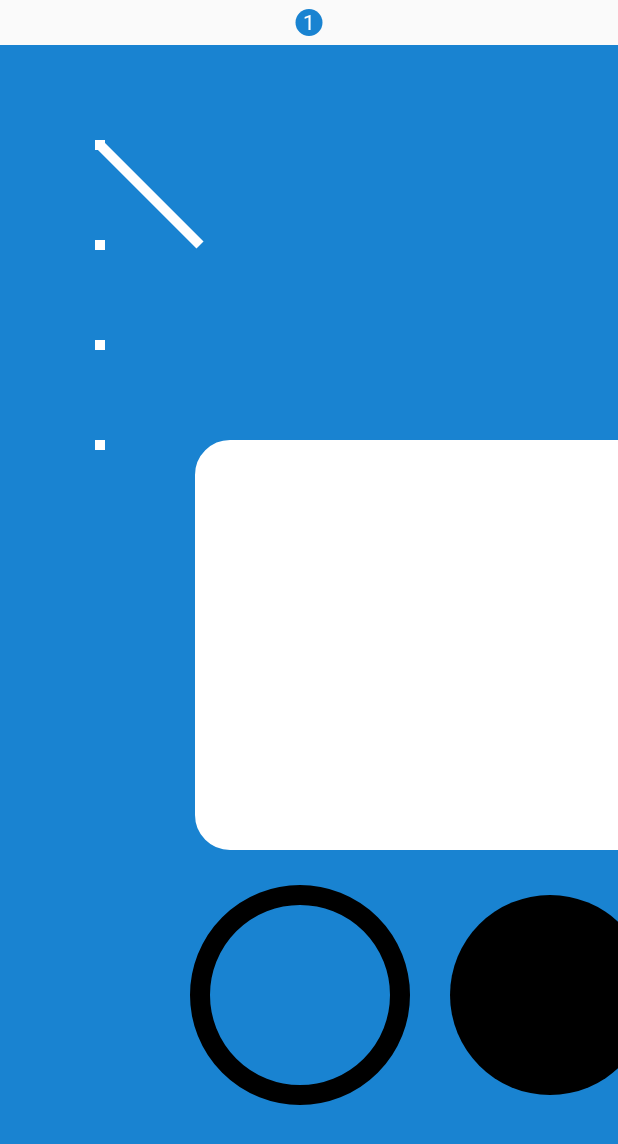
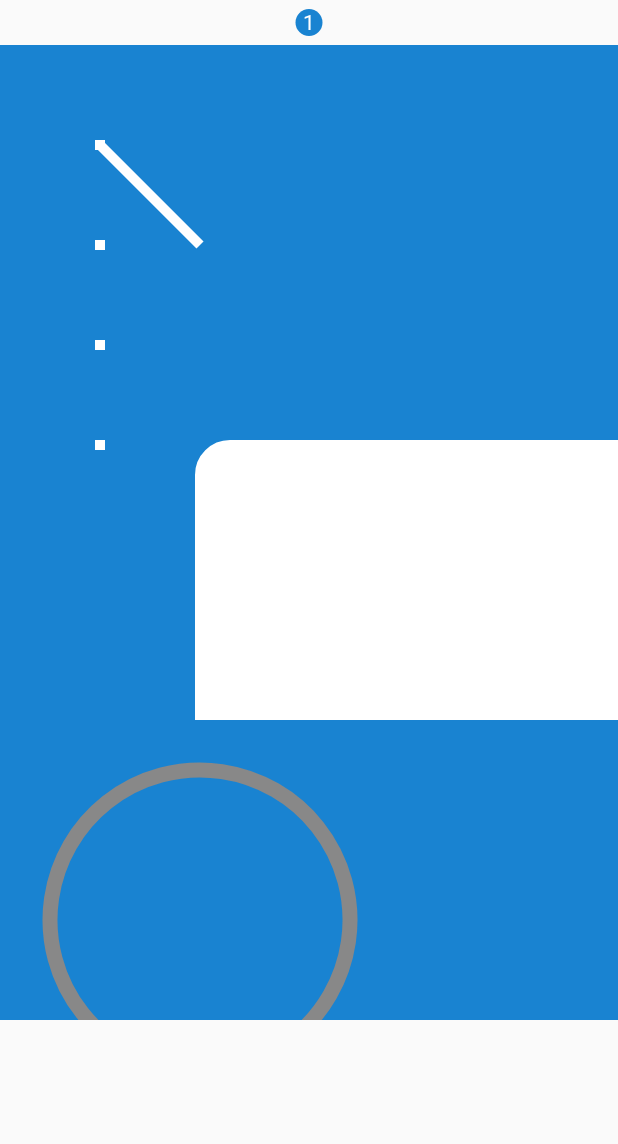
Before and after one commit to JNSSY/Library, an Android app: the CustomerViewActivity screen opened directly, with no data from a screen before it, on a phone screen of 412 x 824 dp. Shown: the top 1144 px of the screen. Run offline under Robolectric (Android 15) with nearby library versions, the phone set to English and light mode, and no system bars; our stand-ins replace CircleImageView.

Commit message:
新增自定义view

```diff
--- a/app/build.gradle
+++ b/app/build.gradle
@@ -28,6 +28,5 @@
 dependencies {
     implementation fileTree(include: ['*.jar'], dir: 'libs')
     implementation 'com.android.support:appcompat-v7:28.0.0'
-
     implementation project(path: ':jnssy')
 }
--- a/app/src/main/AndroidManifest.xml
+++ b/app/src/main/AndroidManifest.xml
@@ -5,7 +5,7 @@
 
 
     <application
-        android:name="com.wy.jnssy.application.MyApp"
+        android:name=".activity.Application"
         android:allowBackup="true"
         android:icon="@mipmap/ic_launcher"
         android:label="@string/app_name"
--- a/app/src/main/res/values/colors.xml
+++ b/app/src/main/res/values/colors.xml
@@ -5,7 +5,9 @@
     <color name="colorAccent">#1983d1</color>
 
 
-
+    <color name="white">#ffffffff</color>
+    <color name="black">#ff000000</color>
+    <color name="blue">#ff75a6ff</color>
 
 
 </resources>
--- a/app/src/main/res/values/styles.xml
+++ b/app/src/main/res/values/styles.xml
@@ -25,4 +25,5 @@
         <item name="android:background">#00ff00</item>
     </style>
 
+
 </resources>
--- a/jnssy/src/main/java/com/wy/jnssy/activity/CustomerViewActivity.java
+++ b/jnssy/src/main/java/com/wy/jnssy/activity/CustomerViewActivity.java
@@ -3,6 +3,7 @@
 import android.os.Bundle;
 
 import com.wy.jnssy.R;
+import com.wy.jnssy.view.CircleBarView;
 
 
 /**
@@ -11,12 +12,15 @@
 
 public class CustomerViewActivity extends BaseActivity {
 
+    private CircleBarView cbv;
 
     @Override
     protected void onCreate(Bundle savedInstanceState) {
         super.onCreate(savedInstanceState);
         setContentView(R.layout.activity_customer_view);
 
+        cbv = findViewById(R.id.cbv);
+        cbv.setProgressNum(100, 3000);
     }
 
 }
--- /dev/null
+++ b/jnssy/src/main/java/com/wy/jnssy/view/CircleBarView.java
@@ -0,0 +1,76 @@
+package com.wy.jnssy.view;
+
+import android.content.Context;
+import android.graphics.Canvas;
+import android.graphics.Color;
+import android.graphics.Paint;
+import android.graphics.RectF;
+import android.util.AttributeSet;
+import android.view.View;
+import android.view.animation.Animation;
+import android.view.animation.Transformation;
+
+public class CircleBarView extends View {
+
+    private Paint progressPaint;//绘制圆弧的画笔
+    private Paint bgPaint;//绘制背景圆弧的画笔
+    private CircleAnim anim;
+
+    private float progressSweepAngle;//进度条圆弧扫过的角度
+    private float startAngle = 120;//背景圆弧的起始角度
+    private float sweepAngle = 300;//背景圆弧扫过的角度
+
+    private float progressNum;//可以更新的进度条数值
+    private float maxNum = 100;//进度条最大值
+
+    public CircleBarView(Context context, AttributeSet attrs) {
+        super(context, attrs);
+        init();
+    }
+
+    private void init() {
+        progressPaint = new Paint();
+        progressPaint.setStyle(Paint.Style.STROKE);//只描边，不填充
+        progressPaint.setColor(Color.GREEN);
+        progressPaint.setAntiAlias(true);//设置抗锯齿
+        progressPaint.setStrokeWidth(15);//随便设置一个画笔宽度，看看效果就好，之后会通过attr自定义属性进行设置
+
+        bgPaint = new Paint();
+        bgPaint.setStyle(Paint.Style.STROKE);//只描边，不填充
+        bgPaint.setColor(Color.GRAY);
+        bgPaint.setAntiAlias(true);//设置抗锯齿
+        bgPaint.setStrokeWidth(15);
+
+
+        anim = new CircleAnim();
+    }
+
+    @Override
+    protected void onDraw(Canvas canvas) {
+        super.onDraw(canvas);
+
+        RectF rectF = new RectF(50, 50, 350, 350);//建一个大小为300 * 300的正方形区域
+        canvas.drawArc(rectF, startAngle, sweepAngle, false, bgPaint);
+        canvas.drawArc(rectF, startAngle, progressSweepAngle, false, progressPaint);
+    }
+
+
+    //设置动画时间
+    public void setProgressNum(float proNum, int time) {
+        progressNum = proNum;
+        anim.setDuration(time);
+        startAnimation(anim);
+    }
+
+    public class CircleAnim extends Animation {
+
+        @Override
+        protected void applyTransformation(float interpolatedTime, Transformation t) {
+            super.applyTransformation(interpolatedTime, t);
+            progressSweepAngle = interpolatedTime * sweepAngle * progressNum / maxNum;//这里计算进度条的比例
+            postInvalidate();
+            setRepeatCount(0);
+        }
+    }
+
+}
--- a/jnssy/src/main/res/layout/activity_customer_view.xml
+++ b/jnssy/src/main/res/layout/activity_customer_view.xml
@@ -7,6 +7,17 @@
     android:orientation="vertical">
 
 
+    <ScrollView
+        android:scrollbars="none"
+        android:layout_width="match_parent"
+        android:layout_height="wrap_content">
+
+        <LinearLayout
+            android:layout_width="match_parent"
+            android:layout_height="match_parent"
+            android:orientation="vertical">
+
+            <!--圆中间有数字-->
             <LinearLayout
                 android:layout_width="match_parent"
                 android:layout_height="30dp">
@@ -19,14 +30,27 @@
                     app:num_color="@color/white" />
             </LinearLayout>
 
+            <!--圆、矩形-->
             <LinearLayout
                 android:layout_width="match_parent"
-        android:layout_height="match_parent">
+                android:layout_height="wrap_content">
 
                 <com.wy.jnssy.view.TestView
                     android:layout_width="match_parent"
-            android:layout_height="wrap_content" />
+                    android:layout_height="450dp" />
 
             </LinearLayout>
 
+            <!--实现圆形进度条-->
+            <com.wy.jnssy.view.CircleBarView
+                android:id="@+id/cbv"
+                android:background="@color/colorPrimary"
+                android:layout_width="match_parent"
+                android:layout_height="200dp" />
+
         </LinearLayout>
+
+    </ScrollView>
+
+
+</LinearLayout>
```
Lines whose indentation alone changed are shown as unchanged.
